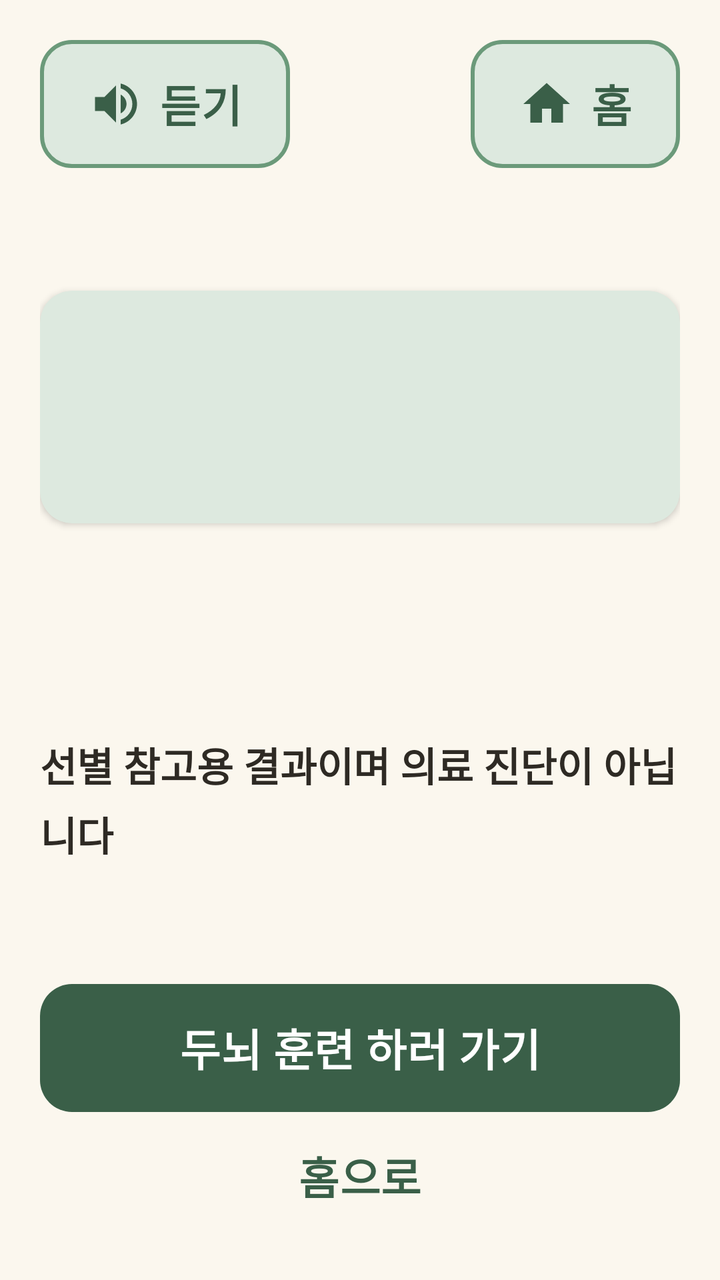
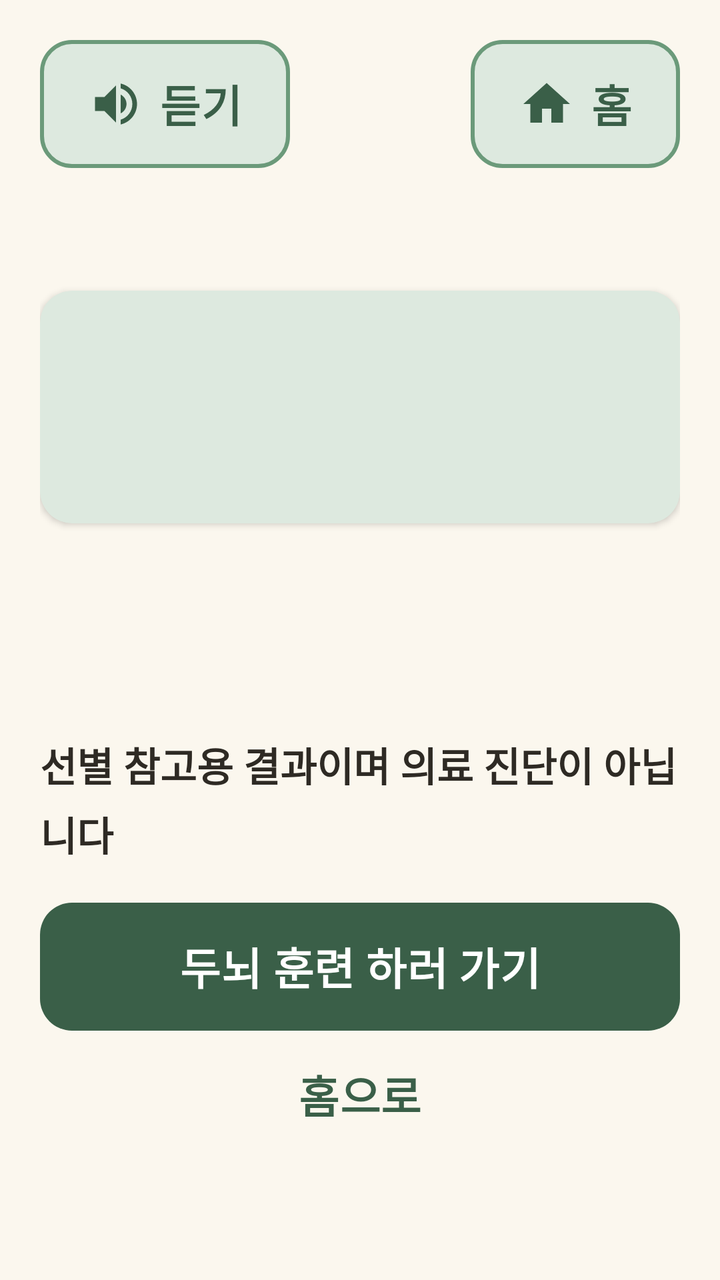

Screens rendered from an Android XML layout before and after an edit, with the pre-edit source and the edit as a unified diff.
<!-- AndroidManifest.xml: application theme Theme.Dorawing -->
<!-- res/layout/activity_diagnosis_result.xml -->
<?xml version="1.0" encoding="utf-8"?>
<LinearLayout xmlns:android="http://schemas.android.com/apk/res/android"
    android:layout_width="match_parent"
    android:layout_height="match_parent"
    android:orientation="vertical"
    android:padding="@dimen/screen_padding">

    <include
        android:id="@+id/topBar"
        layout="@layout/view_top_bar" />

    <ScrollView
        android:layout_width="match_parent"
        android:layout_height="0dp"
        android:layout_weight="1">

        <LinearLayout
            android:layout_width="match_parent"
            android:layout_height="wrap_content"
            android:orientation="vertical">

            
            <TextView
                android:id="@+id/tvDate"
                style="@style/Text.Sub"
                android:layout_width="match_parent"
                android:layout_height="wrap_content"
                android:visibility="gone" />

            <com.google.android.material.card.MaterialCardView
                style="@style/Card"
                android:layout_width="match_parent"
                android:layout_height="wrap_content"
                android:layout_marginTop="@dimen/gap">

                <LinearLayout
                    android:layout_width="match_parent"
                    android:layout_height="wrap_content"
                    android:gravity="center_horizontal"
                    android:orientation="vertical">

                    
                    <TextView
                        android:id="@+id/tvHeadline"
                        style="@style/Text.Title"
                        android:layout_width="wrap_content"
                        android:layout_height="wrap_content"
                        android:gravity="center" />

                    
                    <TextView
                        android:id="@+id/tvJudge"
                        android:layout_width="wrap_content"
                        android:layout_height="wrap_content"
                        android:layout_marginTop="@dimen/gap"
                        android:gravity="center" />
                </LinearLayout>
            </com.google.android.material.card.MaterialCardView>

            <TextView
                android:id="@+id/tvDetail"
                android:layout_width="match_parent"
                android:layout_height="wrap_content"
                android:layout_marginTop="@dimen/screen_padding" />

            <TextView
                android:id="@+id/tvLevel"
                android:layout_width="match_parent"
                android:layout_height="wrap_content"
                android:layout_marginTop="@dimen/gap"
                android:textColor="@color/green_dark"
                android:textStyle="bold" />

            
            <TextView
                android:id="@+id/tvNote"
                android:layout_width="match_parent"
                android:layout_height="wrap_content"
                android:layout_marginTop="@dimen/screen_padding"
                android:text="@string/result_note"
                android:textStyle="bold" />

            
            <LinearLayout
                android:id="@+id/callBox"
                android:layout_width="match_parent"
                android:layout_height="wrap_content"
                android:layout_marginTop="@dimen/screen_padding"
                android:orientation="vertical"
                android:visibility="gone">

                <com.google.android.material.button.MaterialButton
                    android:id="@+id/btnCall"
                    android:layout_width="match_parent"
                    android:layout_height="wrap_content"
                    android:text="@string/result_call" />

                <TextView
                    android:id="@+id/tvCallHelp"
                    android:layout_width="match_parent"
                    android:layout_height="wrap_content"
                    android:layout_marginTop="@dimen/gap"
                    android:text="@string/result_call_help" />
            </LinearLayout>
        </LinearLayout>
    </ScrollView>

    <com.google.android.material.button.MaterialButton
        android:id="@+id/btnGame"
        android:layout_width="match_parent"
        android:layout_height="wrap_content"
        android:layout_marginTop="@dimen/gap"
        android:text="@string/result_go_game" />

    <com.google.android.material.button.MaterialButton
        android:id="@+id/btnHomeBottom"
        style="@style/Button.Text"
        android:layout_width="wrap_content"
        android:layout_height="wrap_content"
        android:layout_gravity="center_horizontal"
        android:text="@string/result_home" />
</LinearLayout>
<!-- res/layout/view_top_bar.xml (included above) -->
<?xml version="1.0" encoding="utf-8"?>
<LinearLayout xmlns:android="http://schemas.android.com/apk/res/android"
    xmlns:app="http://schemas.android.com/apk/res-auto"
    android:layout_width="match_parent"
    android:layout_height="wrap_content"
    android:orientation="vertical">

    <LinearLayout
        android:layout_width="match_parent"
        android:layout_height="wrap_content"
        android:gravity="center_vertical"
        android:orientation="horizontal">

        <com.google.android.material.button.MaterialButton
            android:id="@+id/btnSpeak"
            style="@style/Button.Secondary"
            android:layout_width="wrap_content"
            android:layout_height="wrap_content"
            android:text="@string/top_speak"
            app:icon="@drawable/ic_speaker" />

        <Space
            android:layout_width="0dp"
            android:layout_height="0dp"
            android:layout_weight="1" />

        <com.google.android.material.button.MaterialButton
            android:id="@+id/btnHome"
            style="@style/Button.Secondary"
            android:layout_width="wrap_content"
            android:layout_height="wrap_content"
            android:text="@string/top_home"
            app:icon="@drawable/ic_home" />
    </LinearLayout>

    <TextView
        android:id="@+id/tvTitle"
        style="@style/Text.Title"
        android:layout_width="match_parent"
        android:layout_height="wrap_content"
        android:layout_marginTop="@dimen/gap" />
</LinearLayout>
<!-- resources referenced by this layout -->
<resources>
  <color name="green_dark">#3A5F48</color>
  <dimen name="gap">12dp</dimen>
  <dimen name="screen_padding">20dp</dimen>
  <!-- drawable ic_home (drawable) -->
  <vector xmlns:android="http://schemas.android.com/apk/res/android"
      android:width="24dp"
      android:height="24dp"
      android:viewportWidth="24"
      android:viewportHeight="24">
      <path
          android:fillColor="#FF000000"
          android:pathData="M10,20v-6h4v6h5v-8h3L12,3 2,12h3v8z" />
  </vector>
  <string name="result_call">치매상담콜센터 1899-9988 전화하기</string>
  <string name="result_call_help">전화 화면이 열리면 초록색 버튼을 눌러 주세요</string>
  <string name="result_go_game">두뇌 훈련 하러 가기</string>
  <string name="result_home">홈으로</string>
  <string name="result_note">선별 참고용 결과이며 의료 진단이 아닙니다</string>
  <string name="top_home">홈</string>
  <string name="top_speak">듣기</string>
  <style name="Button.Text" parent="Widget.Material3.Button.TextButton">
          <item name="android:minHeight">@dimen/button_height</item>
          <item name="android:textSize">@dimen/text_button</item>
          <item name="android:textColor">@color/green_dark</item>
          <item name="android:lineBreakWordStyle" tools:targetApi="33">phrase</item>
      </style>
  <style name="Card" parent="Widget.Material3.CardView.Elevated">
          <item name="cardBackgroundColor">@color/green_light</item>
          <item name="cardCornerRadius">@dimen/corner</item>
          <item name="cardElevation">@dimen/card_elevation</item>
          <item name="contentPadding">@dimen/card_padding</item>
      </style>
  <style name="Text.Sub" parent="Text.Body">
          <item name="android:textColor">@color/text_sub</item>
      </style>
  <style name="Text.Title" parent="Text.Body">
          <item name="android:textSize">@dimen/text_title</item>
          <item name="android:textStyle">bold</item>
          <item name="android:textColor">@color/green_dark</item>
      </style>
  <color name="green_light">#DDE9DF</color>
  <color name="green_mid">#6B9A7A</color>
  <dimen name="button_stroke">2dp</dimen>
  <dimen name="button_height">64dp</dimen>
  <dimen name="text_button">22sp</dimen>
  <dimen name="corner">16dp</dimen>
  <dimen name="card_elevation">2dp</dimen>
  <dimen name="card_padding">20dp</dimen>
  <style name="Text.Body" parent="Widget.MaterialComponents.TextView">
          <item name="android:textSize">@dimen/text_body</item>
          <item name="android:lineBreakWordStyle" tools:targetApi="33">phrase</item>
          <item name="android:textColor">@color/text_main</item>
          <item name="android:lineSpacingMultiplier">1.2</item>
      </style>
  <color name="text_sub">#8A8073</color>
  <dimen name="text_title">28sp</dimen>
  <color name="white">#FFFFFFFF</color>
  <color name="coral_dark">#C85A41</color>
  <color name="cream">#FBF7EE</color>
  <color name="text_main">#2E2A24</color>
  <dimen name="icon_size">28dp</dimen>
  <dimen name="text_body">20sp</dimen>
  <style name="Dialog.Title" parent="MaterialAlertDialog.Material3.Title.Text">
          <item name="android:textSize">@dimen/text_title</item>
          <item name="android:textStyle">bold</item>
          <item name="android:textColor">@color/green_dark</item>
      </style>
  <style name="Dialog.Body" parent="MaterialAlertDialog.Material3.Body.Text">
          <item name="android:textSize">@dimen/text_body</item>
          <item name="android:lineBreakWordStyle" tools:targetApi="33">phrase</item>
          <item name="android:textColor">@color/text_main</item>
      </style>
  <style name="Dialog.Button" parent="Widget.Material3.Button.TextButton.Dialog">
          <item name="android:textSize">@dimen/text_button</item>
          <item name="android:minHeight">@dimen/button_height</item>
          <item name="android:textColor">@color/green_dark</item>
      </style>
  <!-- unchanged entries left out for length: 6 -->
</resources>

<!-- the commit's change to res/layout/activity_diagnosis_result.xml (unified diff, before → after) -->
@@ -10,6 +10,7 @@
         layout="@layout/view_top_bar" />
 
     <ScrollView
+        android:fadeScrollbars="false"
         android:layout_width="match_parent"
         android:layout_height="0dp"
         android:layout_weight="1">
@@ -102,23 +103,24 @@
                     android:layout_marginTop="@dimen/gap"
                     android:text="@string/result_call_help" />
             </LinearLayout>
+
+            
+            <com.google.android.material.button.MaterialButton
+                android:id="@+id/btnGame"
+                android:layout_width="match_parent"
+                android:layout_height="wrap_content"
+                android:layout_marginTop="@dimen/screen_padding"
+                android:text="@string/result_go_game" />
+
+            <com.google.android.material.button.MaterialButton
+                android:id="@+id/btnHomeBottom"
+                style="@style/Button.Text"
+                android:layout_width="wrap_content"
+                android:layout_height="wrap_content"
+                android:layout_gravity="center_horizontal"
+                android:text="@string/result_home" />
         </LinearLayout>
     </ScrollView>
-
-    <com.google.android.material.button.MaterialButton
-        android:id="@+id/btnGame"
-        android:layout_width="match_parent"
-        android:layout_height="wrap_content"
-        android:layout_marginTop="@dimen/gap"
-        android:text="@string/result_go_game" />
-
-    <com.google.android.material.button.MaterialButton
-        android:id="@+id/btnHomeBottom"
-        style="@style/Button.Text"
-        android:layout_width="wrap_content"
-        android:layout_height="wrap_content"
-        android:layout_gravity="center_horizontal"
-        android:text="@string/result_home" />
 </LinearLayout>
 <!-- res/layout/view_top_bar.xml (included above) -->
 <?xml version="1.0" encoding="utf-8"?>
